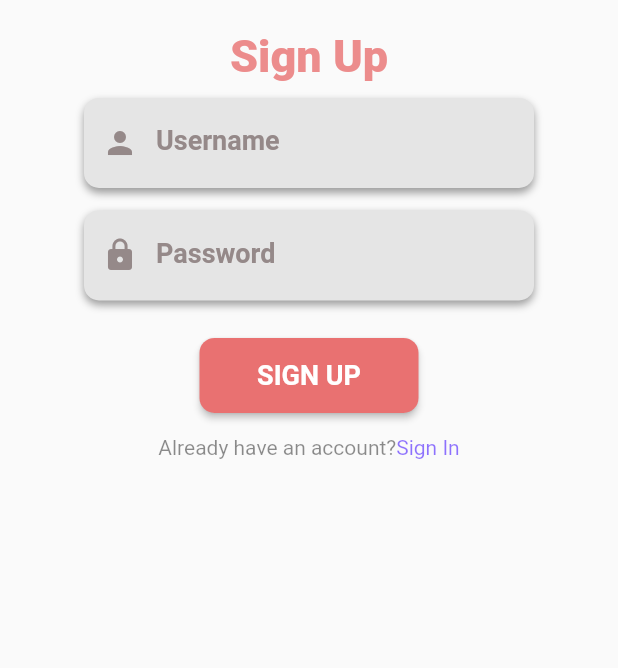
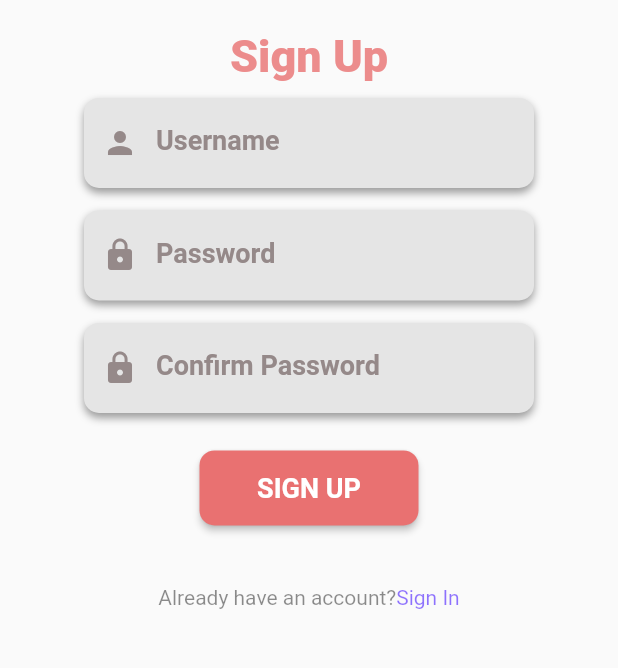
Before and after one commit to vorleaknath/ITM_Project, a Flutter app: the RegisterPage screen opened directly, on a phone screen of 412 x 824 dp, the part 350-1018 px from its top. Run offline on Flutter 3.47's test engine with Material 2 defaults, Android fonts, the phone set to English and light mode, and no system bars; our stand-ins replace firebase_auth, firebase_core; accounts and stored records are empty.

Commit message:
third change

```diff
--- a/lib/pages/register.dart
+++ b/lib/pages/register.dart
@@ -88,22 +88,22 @@ class _RegisterPageState extends State<RegisterPage> {
                   ),
                   child: reuseTextField("Password", Icons.lock, true, _passwordTextController),
                 ),
-                // const SizedBox(height: 15,),
-                // Container(
-                //   width: 300,
-                //   height: 60,
-                //   decoration: BoxDecoration(
-                //     borderRadius: BorderRadius.circular(10),
-                //     boxShadow: const [
-                //       BoxShadow(
-                //         color: Colors.black38,
-                //         blurRadius: 4,
-                //         offset: Offset(0, 3),
-                //       ),
-                //     ],
-                //   ),
-                //   child: reuseTextField("Confirm Password", Icons.lock, true, _passwordTextController),
-                // ),
+                const SizedBox(height: 15,),
+                Container(
+                  width: 300,
+                  height: 60,
+                  decoration: BoxDecoration(
+                    borderRadius: BorderRadius.circular(10),
+                    boxShadow: const [
+                      BoxShadow(
+                        color: Colors.black38,
+                        blurRadius: 4,
+                        offset: Offset(0, 3),
+                      ),
+                    ],
+                  ),
+                  child: reuseTextField("Confirm Password", Icons.lock, true, _passwordTextController),
+                ),
                 const SizedBox(height: 25,),
                 signInButton(context, false, (){
                   FirebaseAuth.instance.createUserWithEmailAndPassword(email: _emailTextController.text,
@@ -111,7 +111,7 @@ class _RegisterPageState extends State<RegisterPage> {
                       MaterialPageRoute(builder: (context) => const LoginPage())));
 
                 }),
-                const SizedBox(height: 15,),
+                const SizedBox(height: 40,),
                 signUpOption(context)
               ],
             ),
--- a/lib/widget/reuseTextField.dart
+++ b/lib/widget/reuseTextField.dart
@@ -2,9 +2,9 @@
 
 import 'package:flutter/material.dart';
 
-TextField reuseTextField(String text, IconData icon, isPasswordType,
+TextFormField reuseTextField(String text, IconData icon, isPasswordType,
     TextEditingController controller){
-  return TextField(
+  return TextFormField(
     controller: controller,
     obscureText: isPasswordType,
     autocorrect: !isPasswordType,
@@ -36,5 +36,11 @@ TextField reuseTextField(String text, IconData icon, isPasswordType,
       ),
     ),
     keyboardType: isPasswordType ? TextInputType.visiblePassword : TextInputType.emailAddress,
+    validator: (value) {
+      if (value == null || value.isEmpty){
+
+      }
+      return null;
+    },
   );
 }
```
